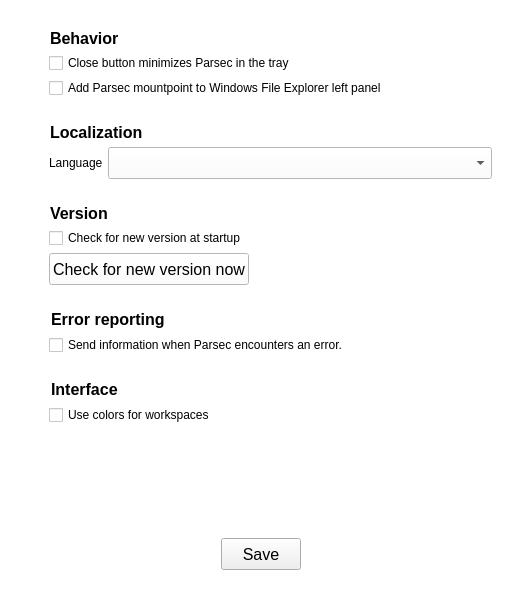
First picture: the form in parsec/core/gui/forms/global_settings_widget.ui, repository Scille/parsec-cloud, before the edit.
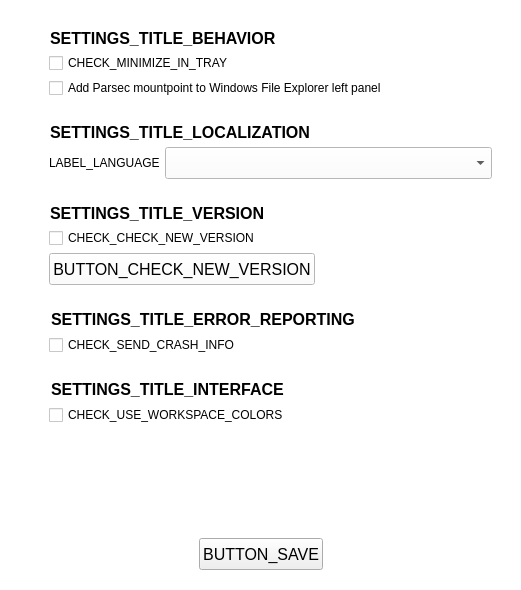
Second picture: the form after the edit. Icons and pictures are not drawn. Custom widgets are drawn as their Qt base class.

```diff
--- a/parsec/core/gui/forms/global_settings_widget.ui
+++ b/parsec/core/gui/forms/global_settings_widget.ui
@@ -123,7 +123,7 @@
                </font>
               </property>
               <property name="text">
-               <string>Behavior</string>
+               <string>SETTINGS_TITLE_BEHAVIOR</string>
               </property>
              </widget>
             </item>
@@ -137,7 +137,7 @@
             <item>
              <widget class="QCheckBox" name="check_box_tray">
               <property name="text">
-               <string>Close button minimizes Parsec in the tray</string>
+               <string>CHECK_MINIMIZE_IN_TRAY</string>
               </property>
              </widget>
             </item>
@@ -208,7 +208,7 @@
                </font>
               </property>
               <property name="text">
-               <string>Localization</string>
+               <string>SETTINGS_TITLE_LOCALIZATION</string>
               </property>
              </widget>
             </item>
@@ -224,7 +224,7 @@
               <item>
                <widget class="QLabel" name="label_10">
                 <property name="text">
-                 <string>Language</string>
+                 <string>LABEL_LANGUAGE</string>
                 </property>
                </widget>
               </item>
@@ -306,7 +306,7 @@
                </font>
               </property>
               <property name="text">
-               <string>Version</string>
+               <string>SETTINGS_TITLE_VERSION</string>
               </property>
              </widget>
             </item>
@@ -322,7 +322,7 @@
               <item>
                <widget class="QCheckBox" name="check_box_check_at_startup">
                 <property name="text">
-                 <string>Check for new version at startup</string>
+                 <string>CHECK_CHECK_NEW_VERSION</string>
                 </property>
                </widget>
               </item>
@@ -344,7 +344,7 @@
                  </font>
                 </property>
                 <property name="text">
-                 <string>Check for new version now</string>
+                 <string>BUTTON_CHECK_NEW_VERSION</string>
                 </property>
                </widget>
               </item>
@@ -420,7 +420,7 @@
                </font>
               </property>
               <property name="text">
-               <string>Error reporting</string>
+               <string>SETTINGS_TITLE_ERROR_REPORTING</string>
               </property>
              </widget>
             </item>
@@ -434,7 +434,7 @@
             <item>
              <widget class="QCheckBox" name="check_box_send_data">
               <property name="text">
-               <string>Send information when Parsec encounters an error.</string>
+               <string>CHECK_SEND_CRASH_INFO</string>
               </property>
              </widget>
             </item>
@@ -495,7 +495,7 @@
                </font>
               </property>
               <property name="text">
-               <string>Interface</string>
+               <string>SETTINGS_TITLE_INTERFACE</string>
               </property>
              </widget>
             </item>
@@ -509,7 +509,7 @@
             <item>
              <widget class="QCheckBox" name="check_box_workspace_color">
               <property name="text">
-               <string>Use colors for workspaces</string>
+               <string>CHECK_USE_WORKSPACE_COLORS</string>
               </property>
              </widget>
             </item>
@@ -592,7 +592,7 @@
         <enum>Qt::LeftToRight</enum>
        </property>
        <property name="text">
-        <string>Save</string>
+        <string>BUTTON_SAVE</string>
        </property>
        <property name="iconSize">
         <size>
```
